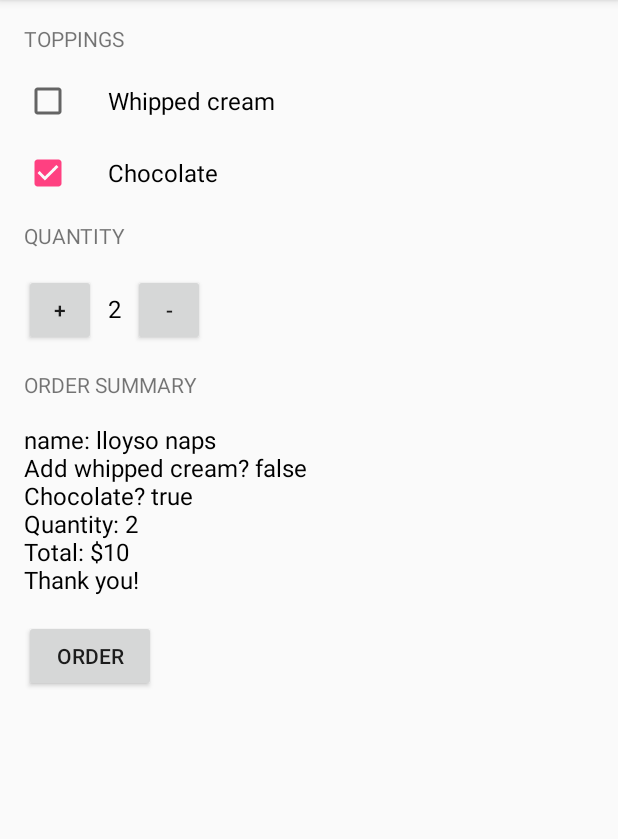
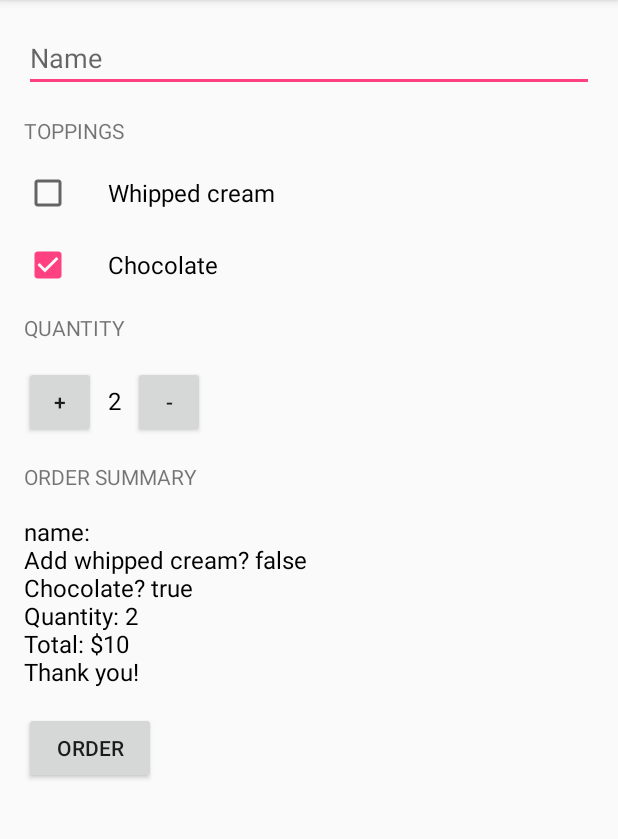
Before and after one commit to uviyolab-udcit/JustJava, an Android app: the screen it shows after launch (MainActivity), after a tap on "ORDER", on a phone screen of 412 x 824 dp, the part 84-923 px from its top. Run offline under Robolectric (Android 15) with nearby library versions, the phone set to English and light mode, and no system bars.

Commit message:
Add files via upload

```diff
--- a/app/src/main/java/com/example/android/justjava/MainActivity.java
+++ b/app/src/main/java/com/example/android/justjava/MainActivity.java
@@ -6,6 +6,7 @@ import android.util.Log;
 import android.view.View;
 import android.widget.CheckBox;
 import android.widget.TextView;
+import android.widget.EditText;
 
 /**
  * This app displays an order form to order coffee.
@@ -18,6 +19,7 @@ public class MainActivity extends AppCompatActivity {
     protected void onCreate(Bundle savedInstanceState) {
         super.onCreate(savedInstanceState);
         setContentView(R.layout.activity_main);
+
     }
 
     /**
@@ -40,12 +42,19 @@ public class MainActivity extends AppCompatActivity {
      * This method is called when the order button is clicked.
      */
     public void submitOrder(View view) {
+        EditText nameField = (EditText)findViewById(R.id.name_field);
+        String name = nameField.getText().toString();
+
+        // Figure out if the user wants whipped cream topping
         CheckBox whippedCreamCheckBox = (CheckBox) findViewById(R.id.whipped_cream_checkbox);
         boolean hasWhippedCream =  whippedCreamCheckBox.isChecked();
+
+        // figure out if the user wants chocolate topping
         CheckBox chocolateCheckBox = (CheckBox) findViewById(R.id.chocolate_checkbox);
         boolean hasChocolate =  chocolateCheckBox.isChecked();
+
         int price = calculatePrice();
-        String priceMessage = createOrderSummary(price, hasWhippedCream, hasChocolate);
+        String priceMessage = createOrderSummary(name, price, hasWhippedCream, hasChocolate);
         displayMessage(priceMessage);
     }
 
@@ -62,14 +71,16 @@ public class MainActivity extends AppCompatActivity {
     /**
      * Create summary of the order.
      *
+     * @param name of the customer
      * @param price of the order
      * @param addWhippedCream is whether or not the user wants whipped cream topping
      * @param addChocolate is whether or not the user wants chocolate topping
      * @return  text summary
      */
 
-    private String createOrderSummary(int price, boolean addWhippedCream, boolean addChocolate){
-        String priceMessage = "name: lloyso naps";
+    private String createOrderSummary(String name, int price, boolean addWhippedCream, boolean
+    addChocolate){
+        String priceMessage = "name: " + name;
         priceMessage += "\nAdd whipped cream? " + addWhippedCream;
         priceMessage += "\nChocolate? " + addChocolate;
         priceMessage += "\nQuantity: " + quantity;
--- a/app/src/main/res/layout/activity_main.xml
+++ b/app/src/main/res/layout/activity_main.xml
@@ -14,6 +14,14 @@
         android:paddingRight="16dp"
         android:paddingTop="16dp"
         android:orientation="vertical">
+
+        <EditText
+            android:id="@+id/name_field"
+            android:layout_width="match_parent"
+            android:layout_height="wrap_content"
+            android:hint="Name"
+            android:inputType="textCapWords"
+            android:layout_marginBottom="16dp"/>
 
         <TextView
             android:layout_width="wrap_content"
```
